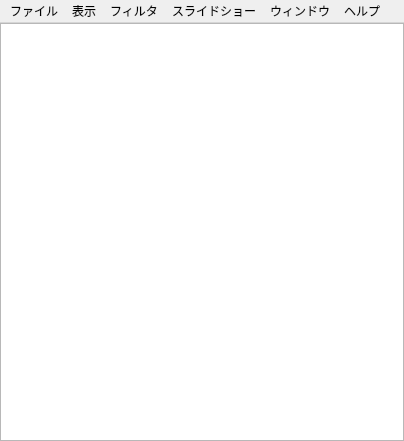
First picture: the form in mainwindow.ui, repository muranoya/BookReader, before the edit.
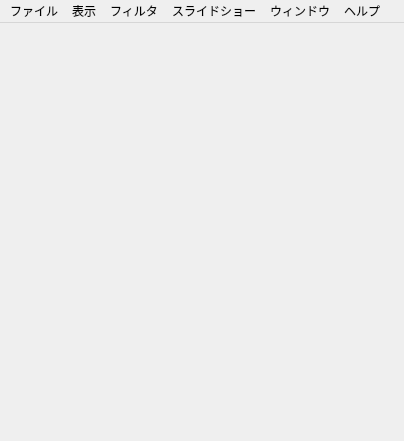
Second picture: the form after the edit.

The edit to the form file:
```diff
--- a/mainwindow.ui
+++ b/mainwindow.ui
@@ -33,28 +33,6 @@
     <property name="bottomMargin">
      <number>0</number>
     </property>
-    <item row="0" column="0">
-     <widget class="QGraphicsView" name="graphicsView">
-      <property name="backgroundBrush">
-       <brush brushstyle="SolidPattern">
-        <color alpha="255">
-         <red>127</red>
-         <green>127</green>
-         <blue>127</blue>
-        </color>
-       </brush>
-      </property>
-      <property name="foregroundBrush">
-       <brush brushstyle="NoBrush">
-        <color alpha="255">
-         <red>127</red>
-         <green>127</green>
-         <blue>127</blue>
-        </color>
-       </brush>
-      </property>
-     </widget>
-    </item>
    </layout>
   </widget>
   <widget class="QMenuBar" name="menuBar">
```
